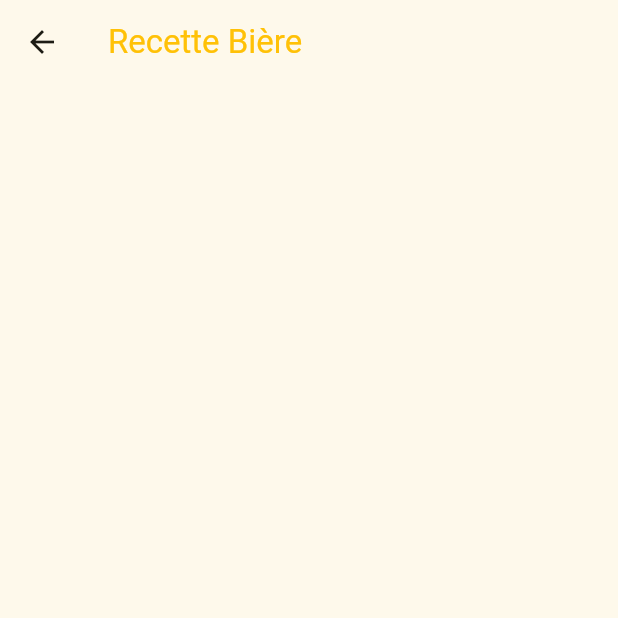
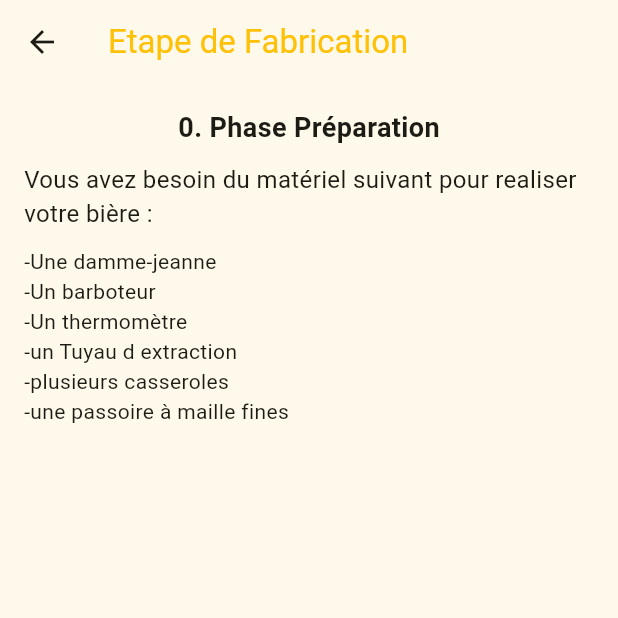
Before and after one commit to Karma243162/BeerMaker, a Flutter app: the RecetteBeer screen opened directly, on a phone screen of 412 x 824 dp, the top half of it. Run offline on Flutter 3.47's test engine with Material 2 defaults, Android fonts, the phone set to English and light mode, and no system bars.

Commit message:
Phase de preparation

```diff
--- a/lib/Pages/Recette.dart
+++ b/lib/Pages/Recette.dart
@@ -11,13 +11,45 @@ class _RecetteBeerState extends State<RecetteBeer> {
     return Scaffold(
       appBar: AppBar(
         title: Text(
-          'Recette Bière',
+          'Etape de Fabrication',
           style: TextStyle(color: Color.fromARGB(255, 255, 193, 7)),
         ),
       ),
-      body: Center(
+      body: Padding(
+        padding: const EdgeInsets.all(16.0),
         child: Column(
-
+          crossAxisAlignment: CrossAxisAlignment.start,
+          children: <Widget>[
+            Container(
+              alignment: Alignment.center,
+              child: Text(
+                '0. Phase Préparation',
+                style: TextStyle(
+                  fontSize: 18,
+                  fontWeight: FontWeight.bold,
+                ),
+              ),
+            ),
+            SizedBox(height: 10),
+            Text(
+              'Vous avez besoin du matériel suivant pour realiser votre bière :',
+              style: TextStyle(
+                fontSize: 16,
+              ),
+            ),
+            SizedBox(height: 10),
+            Column(
+              crossAxisAlignment: CrossAxisAlignment.start,
+              children: <Widget>[
+                Text('-Une damme-jeanne'),
+                Text('-Un barboteur'),
+                Text('-Un thermomètre'),
+                Text('-un Tuyau d extraction'),
+                Text('-plusieurs casseroles'),
+                Text('-une passoire à maille fines'),
+              ],
+            ),
+          ],
         ),
       ),
     );
```
